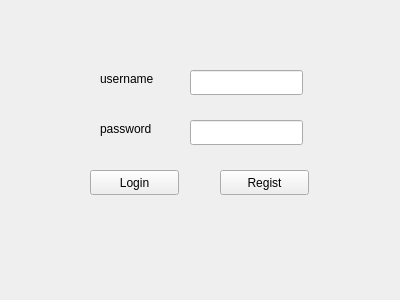
The window that Client/QChatClient/login_window.ui (billsjchw/ChatRoom) describes before a commit, drawn with Qt 5.
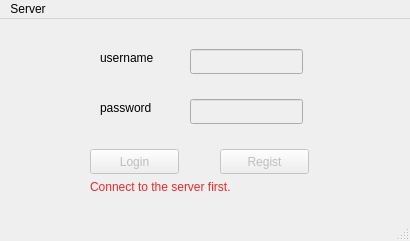
The same window after the commit.

Diff of the .ui file:
```diff
--- a/Client/QChatClient/login_window.ui
+++ b/Client/QChatClient/login_window.ui
@@ -1,36 +1,53 @@
 <?xml version="1.0" encoding="UTF-8"?>
 <ui version="4.0">
  <class>LoginWindow</class>
- <widget class="QWidget" name="LoginWindow">
+ <widget class="QMainWindow" name="LoginWindow">
   <property name="geometry">
    <rect>
     <x>0</x>
     <y>0</y>
-    <width>400</width>
-    <height>300</height>
+    <width>410</width>
+    <height>241</height>
    </rect>
   </property>
   <property name="windowTitle">
    <string>Chat Room</string>
   </property>
-  <widget class="QPushButton" name="login">
+  <widget class="QWidget" name="centralwidget">
+   <widget class="QLineEdit" name="password">
+    <property name="enabled">
+     <bool>false</bool>
+    </property>
    <property name="geometry">
     <rect>
-     <x>90</x>
-     <y>170</y>
-     <width>89</width>
+      <x>190</x>
+      <y>80</y>
+      <width>113</width>
      <height>25</height>
     </rect>
    </property>
-   <property name="text">
-    <string>Login</string>
+   </widget>
+   <widget class="QLineEdit" name="username">
+    <property name="enabled">
+     <bool>false</bool>
+    </property>
+    <property name="geometry">
+     <rect>
+      <x>190</x>
+      <y>30</y>
+      <width>113</width>
+      <height>25</height>
+     </rect>
    </property>
   </widget>
   <widget class="QPushButton" name="regist">
+    <property name="enabled">
+     <bool>false</bool>
+    </property>
    <property name="geometry">
     <rect>
      <x>220</x>
-     <y>170</y>
+      <y>130</y>
      <width>89</width>
      <height>25</height>
     </rect>
@@ -39,44 +56,11 @@
     <string>Regist</string>
    </property>
   </widget>
-  <widget class="QLineEdit" name="username">
-   <property name="geometry">
-    <rect>
-     <x>190</x>
-     <y>70</y>
-     <width>113</width>
-     <height>25</height>
-    </rect>
-   </property>
-  </widget>
-  <widget class="QLineEdit" name="password">
-   <property name="geometry">
-    <rect>
-     <x>190</x>
-     <y>120</y>
-     <width>113</width>
-     <height>25</height>
-    </rect>
-   </property>
-  </widget>
-  <widget class="QLabel" name="label">
-   <property name="geometry">
-    <rect>
-     <x>100</x>
-     <y>70</y>
-     <width>81</width>
-     <height>17</height>
-    </rect>
-   </property>
-   <property name="text">
-    <string>username</string>
-   </property>
-  </widget>
   <widget class="QLabel" name="label_2">
    <property name="geometry">
     <rect>
      <x>100</x>
-     <y>120</y>
+      <y>80</y>
      <width>81</width>
      <height>17</height>
     </rect>
@@ -85,6 +69,72 @@
     <string>password</string>
    </property>
   </widget>
+   <widget class="QLabel" name="label">
+    <property name="geometry">
+     <rect>
+      <x>100</x>
+      <y>30</y>
+      <width>81</width>
+      <height>17</height>
+     </rect>
+    </property>
+    <property name="text">
+     <string>username</string>
+    </property>
+   </widget>
+   <widget class="QPushButton" name="login">
+    <property name="enabled">
+     <bool>false</bool>
+    </property>
+    <property name="geometry">
+     <rect>
+      <x>90</x>
+      <y>130</y>
+      <width>89</width>
+      <height>25</height>
+     </rect>
+    </property>
+    <property name="text">
+     <string>Login</string>
+    </property>
+   </widget>
+   <widget class="QLabel" name="hint">
+    <property name="geometry">
+     <rect>
+      <x>90</x>
+      <y>160</y>
+      <width>301</width>
+      <height>17</height>
+     </rect>
+    </property>
+    <property name="text">
+     <string>&lt;html&gt;&lt;head/&gt;&lt;body&gt;&lt;p&gt;&lt;span style=&quot; color:#ef2929;&quot;&gt;Connect to the server first.&lt;/span&gt;&lt;/p&gt;&lt;/body&gt;&lt;/html&gt;</string>
+    </property>
+   </widget>
+  </widget>
+  <widget class="QMenuBar" name="menubar">
+   <property name="geometry">
+    <rect>
+     <x>0</x>
+     <y>0</y>
+     <width>410</width>
+     <height>22</height>
+    </rect>
+   </property>
+   <widget class="QMenu" name="menuServer">
+    <property name="title">
+     <string>Server</string>
+    </property>
+    <addaction name="connect"/>
+   </widget>
+   <addaction name="menuServer"/>
+  </widget>
+  <widget class="QStatusBar" name="statusbar"/>
+  <action name="connect">
+   <property name="text">
+    <string>Connect</string>
+   </property>
+  </action>
  </widget>
  <resources/>
  <connections/>
```
Lines whose indentation alone changed are shown as unchanged.
